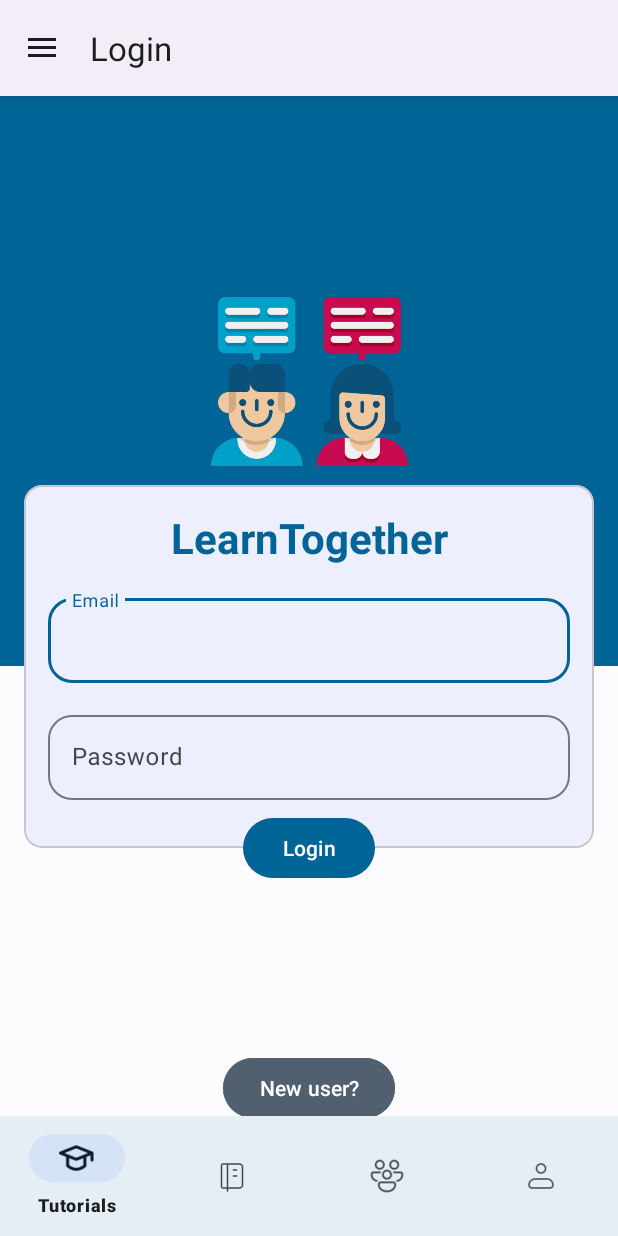
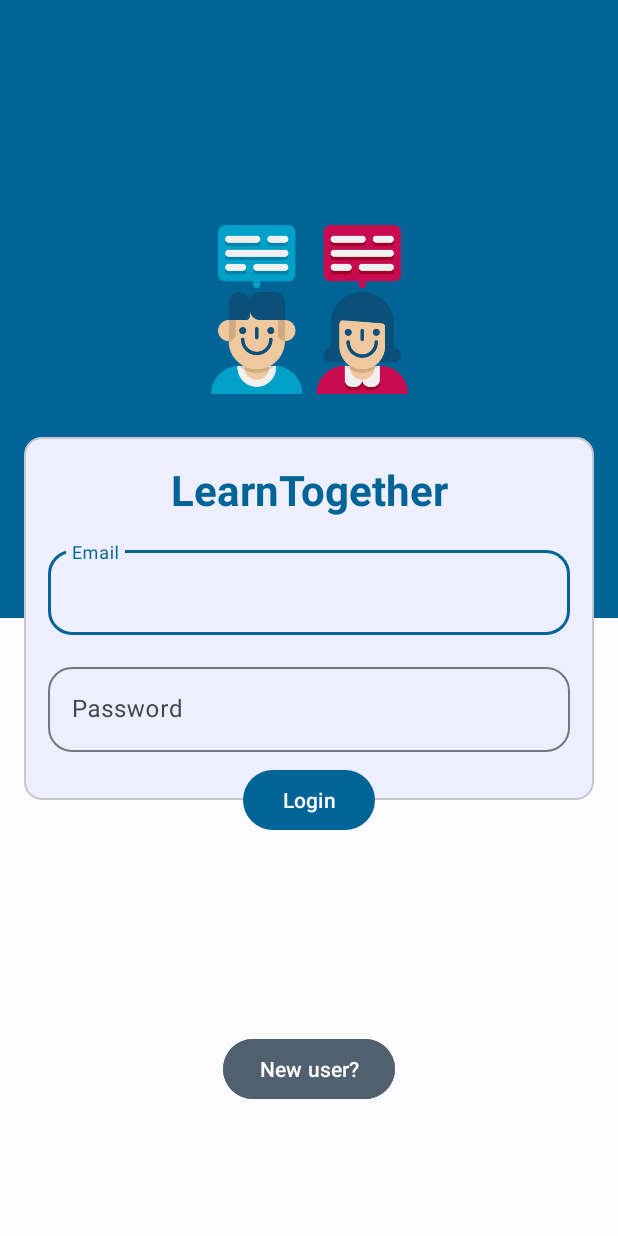
Before and after one commit to czlucius/learntogether, an Android app: the screen it shows after launch (MainActivity), on a phone screen of 412 x 824 dp. Run offline under Robolectric (Android 15) with nearby library versions, the phone set to English and light mode, and no system bars; our stand-ins replace navigation-ui.

Commit message:
Hide system UI on login

```diff
--- a/LearnTogether/app/src/main/java/com/sp/learntogether/MainActivity.java
+++ b/LearnTogether/app/src/main/java/com/sp/learntogether/MainActivity.java
@@ -2,6 +2,8 @@ package com.sp.learntogether;
 
 import android.os.Bundle;
 import android.view.MenuItem;
+import android.view.View;
+
 import com.google.android.material.bottomnavigation.BottomNavigationView;
 
 import androidx.annotation.NonNull;
@@ -19,6 +21,8 @@ import com.sp.learntogether.ui.profile.ProfileFragment;
 
 import com.google.android.material.navigation.NavigationBarView;
 import com.sp.learntogether.databinding.ActivityMainBinding;
+
+import java.util.Objects;
 
 public class MainActivity extends AppCompatActivity {
 
@@ -59,6 +63,17 @@ public class MainActivity extends AppCompatActivity {
         fragmentManager = getSupportFragmentManager();
 
 
+        navController.addOnDestinationChangedListener((navController1, navDestination, bundle) -> {
+            int id = navDestination.getId();
+            if (id == R.id.loginFragment) {
+                Objects.requireNonNull(getSupportActionBar()).hide();
+                binding.navView.setVisibility(View.GONE);
+            } else {
+                Objects.requireNonNull(getSupportActionBar()).show();
+                binding.navView.setVisibility(View.VISIBLE);
+            }
+        });
+
     }
 
     private void openFragment(Fragment fragment){
```
